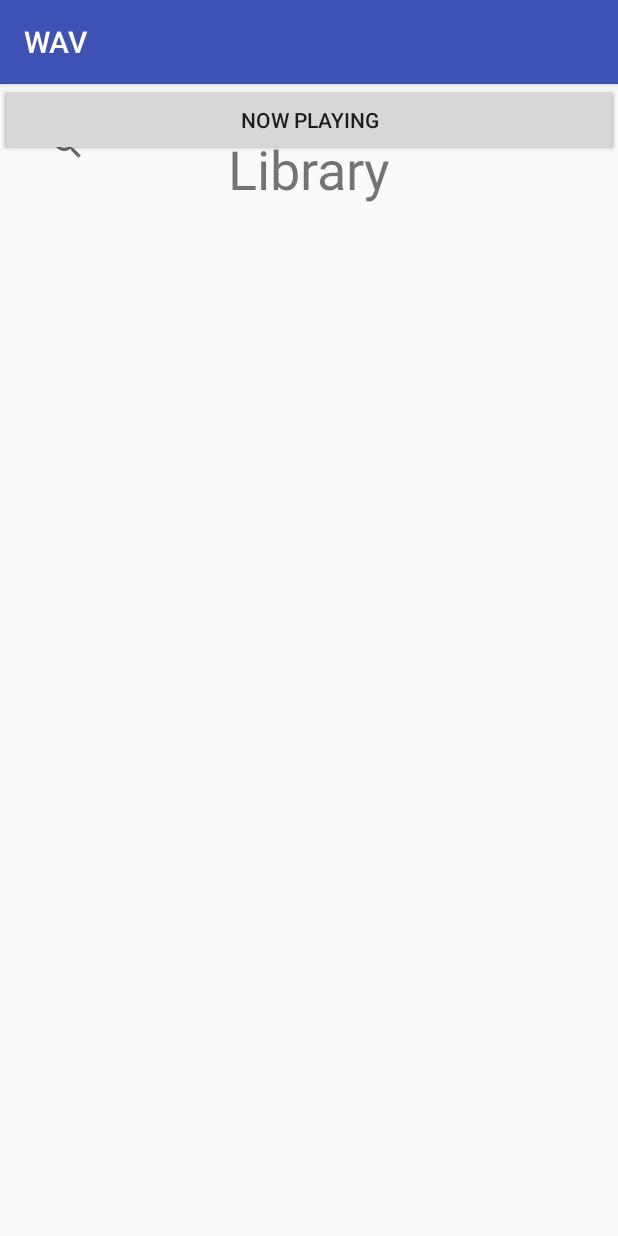
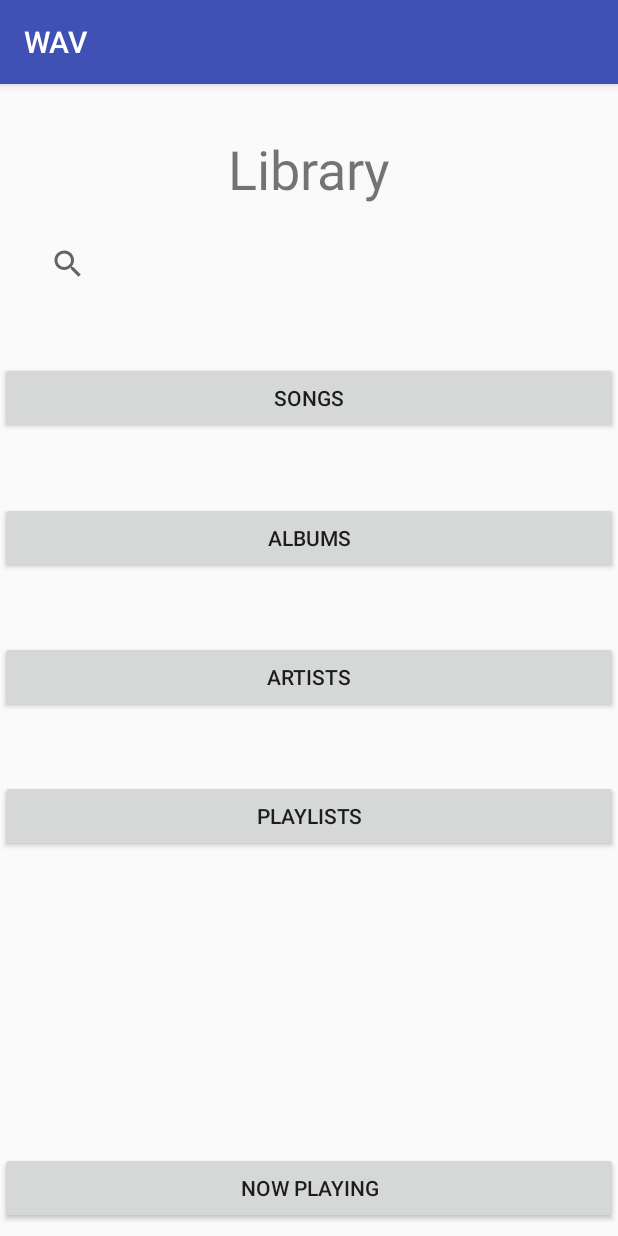
Before and after one commit to edwardvuong/WAV, an Android app: the Library screen opened directly, with no data from a screen before it, on a phone screen of 412 x 824 dp. Run offline under Robolectric (Android 15) with nearby library versions, the phone set to English and light mode, and no system bars.

Commit message:
Tried implementing getting song files from storage.

```diff
--- a/app/src/main/AndroidManifest.xml
+++ b/app/src/main/AndroidManifest.xml
@@ -2,6 +2,7 @@
 <manifest xmlns:android="http://schemas.android.com/apk/res/android"
     package="com.wav.wav">
 
+    <uses-permission android:name="android.permission.READ_EXTERNAL_STORAGE"/>
     <application
         android:allowBackup="true"
         android:icon="@mipmap/ic_launcher"
@@ -16,7 +17,8 @@
                 <category android:name="android.intent.category.LAUNCHER" />
             </intent-filter>
         </activity>
-        <activity android:name=".Library"></activity>
+        <activity android:name=".Library" />
+        <activity android:name=".SongList"></activity>
     </application>
 
 </manifest>
--- a/app/src/main/java/com/wav/wav/Library.java
+++ b/app/src/main/java/com/wav/wav/Library.java
@@ -1,7 +1,10 @@
 package com.wav.wav;
 
+import android.content.Intent;
 import android.support.v7.app.AppCompatActivity;
 import android.os.Bundle;
+import android.view.View;
+import android.widget.Button;
 
 public class Library extends AppCompatActivity {
 
@@ -9,5 +12,27 @@ public class Library extends AppCompatActivity {
     protected void onCreate(Bundle savedInstanceState) {
         super.onCreate(savedInstanceState);
         setContentView(R.layout.activity_library);
+
+        // Now Playing Button
+        Button np = (Button)findViewById(R.id.nowPlayingBtn);
+
+        np.setOnClickListener(new View.OnClickListener() {
+            @Override
+            public void onClick(View v) {
+                startActivity(new Intent(Library.this, MainActivity.class));
+                //finish();
+            }
+        });
+
+        // Songs
+        Button songs = (Button)findViewById(R.id.songs);
+
+        songs.setOnClickListener(new View.OnClickListener() {
+            @Override
+            public void onClick(View v) {
+                startActivity(new Intent(Library.this, SongList.class));
+                //finish();
+            }
+        });
     }
 }
--- a/app/src/main/res/layout/activity_library.xml
+++ b/app/src/main/res/layout/activity_library.xml
@@ -12,36 +12,50 @@
         android:layout_width="match_parent"
         android:layout_height="wrap_content"
         android:layout_marginBottom="10dp"
+        android:layout_marginTop="26dp"
         android:text="Songs"
         app:layout_constraintBottom_toTopOf="@+id/albums"
-        app:layout_constraintVertical_chainStyle="packed"
-        tools:layout_editor_absoluteX="0dp" />
+        app:layout_constraintEnd_toEndOf="parent"
+        app:layout_constraintStart_toStartOf="parent"
+        app:layout_constraintTop_toBottomOf="@+id/searchBar"
+        app:layout_constraintVertical_chainStyle="packed" />
 
     <Button
         android:id="@+id/artists"
         android:layout_width="match_parent"
         android:layout_height="wrap_content"
         android:layout_marginBottom="10dp"
+        android:layout_marginTop="10dp"
         android:text="Artists"
         app:layout_constraintBottom_toTopOf="@+id/playlists"
-        tools:layout_editor_absoluteX="0dp" />
+        app:layout_constraintEnd_toEndOf="parent"
+        app:layout_constraintStart_toStartOf="parent"
+        app:layout_constraintTop_toBottomOf="@+id/albums" />
 
     <Button
         android:id="@+id/albums"
         android:layout_width="match_parent"
         android:layout_height="wrap_content"
         android:layout_marginBottom="10dp"
+        android:layout_marginTop="10dp"
         android:text="Albums"
         app:layout_constraintBottom_toTopOf="@+id/artists"
-        tools:layout_editor_absoluteX="0dp" />
+        app:layout_constraintEnd_toEndOf="parent"
+        app:layout_constraintStart_toStartOf="parent"
+        app:layout_constraintTop_toBottomOf="@+id/songs" />
 
     <Button
         android:id="@+id/playlists"
         android:layout_width="match_parent"
         android:layout_height="wrap_content"
+        android:layout_marginBottom="200dp"
+        android:layout_marginTop="10dp"
         android:text="Playlists"
-        tools:layout_editor_absoluteX="0dp"
-        tools:layout_editor_absoluteY="323dp" />
+        app:layout_constraintBottom_toTopOf="@+id/nowPlayingBtn"
+        app:layout_constraintEnd_toEndOf="parent"
+        app:layout_constraintHorizontal_bias="0.0"
+        app:layout_constraintStart_toStartOf="parent"
+        app:layout_constraintTop_toBottomOf="@+id/artists" />
 
     <TextView
         android:id="@+id/library"
@@ -54,15 +68,17 @@
         android:layout_marginTop="32dp"
         android:text="Library"
         android:textSize="36sp"
+        app:layout_constraintBottom_toTopOf="@+id/searchBar"
         app:layout_constraintEnd_toEndOf="parent"
         app:layout_constraintStart_toStartOf="parent"
         app:layout_constraintTop_toTopOf="parent"
+        app:layout_constraintVertical_chainStyle="spread_inside"
         tools:text="Library" />
 
     <SearchView
         android:id="@+id/searchBar"
         android:layout_width="368dp"
-        android:layout_height="37dp"
+        android:layout_height="29dp"
         android:layout_marginEnd="8dp"
         android:layout_marginLeft="8dp"
         android:layout_marginRight="8dp"
@@ -77,10 +93,11 @@
         app:layout_constraintVertical_chainStyle="spread_inside" />
 
     <Button
-        android:id="@+id/nowPlaying"
+        android:id="@+id/nowPlayingBtn"
         android:layout_width="match_parent"
         android:layout_height="wrap_content"
+        android:layout_marginBottom="8dp"
         android:text="Now Playing"
-        tools:layout_editor_absoluteX="93dp"
-        tools:layout_editor_absoluteY="638dp" />
+        app:layout_constraintBottom_toBottomOf="parent"
+        tools:layout_editor_absoluteX="93dp" />
 </android.support.constraint.ConstraintLayout>
```
Also changed, not shown: app/src/main/java/com/wav/wav/SongList.java (added, +109 -0 lines), app/src/main/res/layout/activity_song_list.xml (added, +16 -0 lines).
